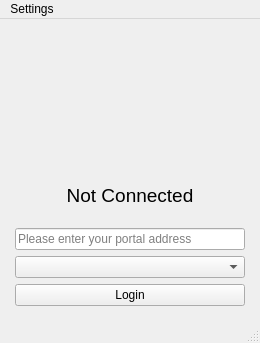
The window that GPClient/gpclient.ui (inloco/GlobalProtect-openconnect) describes before a commit, drawn with Qt 5.
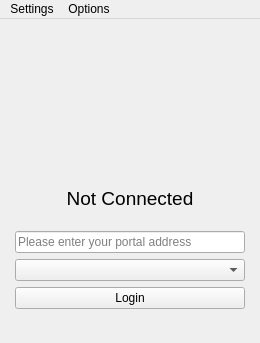
The same window after the commit. Icons and pictures are not drawn.

```diff
--- a/GPClient/gpclient.ui
+++ b/GPClient/gpclient.ui
@@ -149,9 +149,22 @@
     <addaction name="separator"/>
     <addaction name="menuCertificates"/>
    </widget>
+   <widget class="QMenu" name="menuOptions">
+    <property name="title">
+     <string>Options</string>
+    </property>
+    <addaction name="actionConnect"/>
+    <addaction name="actionQuit"/>
+    <addaction name="separator"/>
+   </widget>
    <addaction name="menuSettings"/>
+   <addaction name="menuOptions"/>
   </widget>
-  <widget class="QStatusBar" name="statusBar"/>
+  <widget class="QStatusBar" name="statusBar">
+   <property name="sizeGripEnabled">
+    <bool>false</bool>
+   </property>
+  </widget>
   <action name="actionLogout">
    <property name="text">
     <string>Logout</string>
```
Left out of the diff: 37 changed lines with no effect on the pictures.
